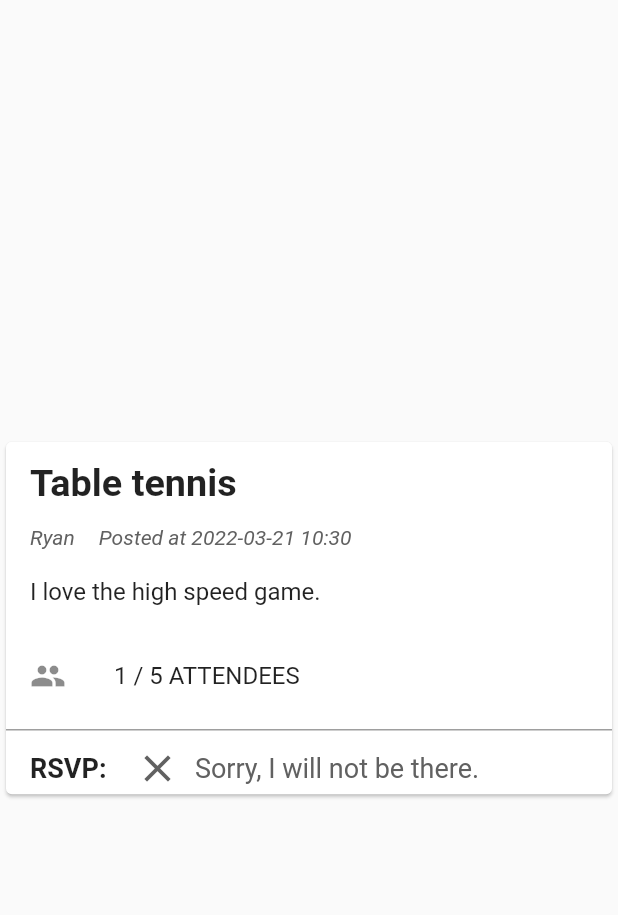
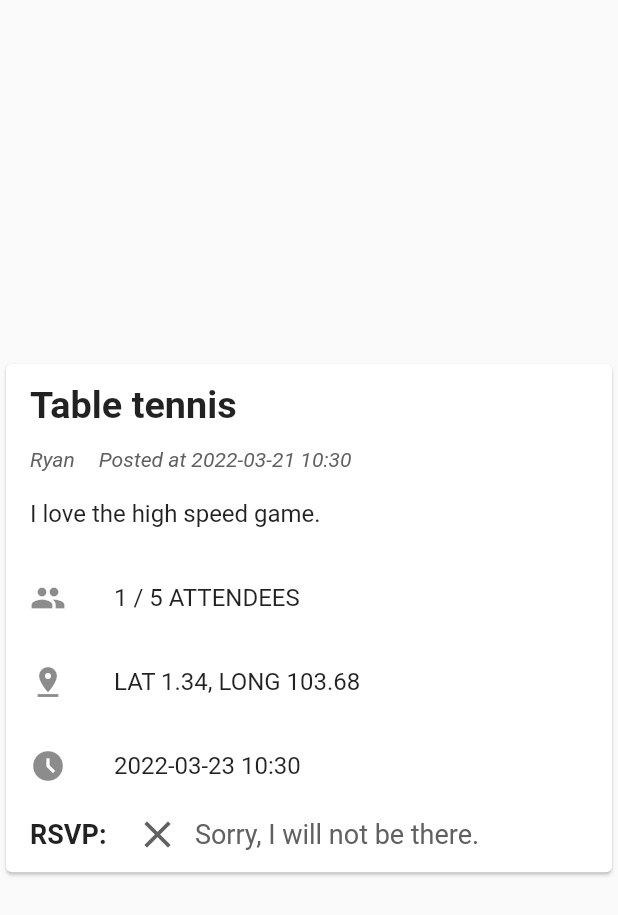
Before and after one commit to aura-cz2006/aura-app, a Flutter app: the DisplayFullMeetup widget shown alone on an empty page, opened directly with sample values from the repository, on a phone screen of 412 x 824 dp. Shown: the top 915 px of the screen. Run offline on Flutter 3.47's test engine with Material 2 defaults, Android fonts, the phone set to English and light mode, and no system bars; drawn by our look-alikes of like_button; our stand-ins replace flutter_speed_dial, latlong2.

Commit message:
meetup / manager / detailed view

```diff
--- a/lib/managers/meetup_manager.dart
+++ b/lib/managers/meetup_manager.dart
@@ -2,8 +2,6 @@ import 'package:aura/models/meetup.dart';
 import 'package:aura/models/user.dart';
 import 'package:aura/util/manager.dart';
 import 'package:latlong2/latlong.dart';
-
-
 
 class Meetup_Manager extends Manager {
   var meet_up_list = [
--- a/lib/models/meetup.dart
+++ b/lib/models/meetup.dart
@@ -1,5 +1,3 @@
-import 'dart:html';
-
 import 'package:aura/models/user.dart';
 import 'package:latlong2/latlong.dart';
 import 'package:aura/models/comment.dart';
@@ -15,6 +13,7 @@ class Meetup {
   int maxAttendees;
   List<User> rsvpAttendees = [];
   List<Comment> comments = [];
+  bool isCancelled = false;
 
   Meetup(this.timeOfMeetUp, this.location, this.ID, this.creator, this.maxAttendees, this.title, this.description, this.createdAt) {
     rsvpAttendees.add(creator);
@@ -39,4 +38,8 @@ class Meetup {
   bool isAttending(User user){
     return rsvpAttendees.contains(user);
   }
+
+  void cancelMeetup() {
+    isCancelled = true;
+  }
 }
--- a/lib/view/community/detailed_meetup_view.dart
+++ b/lib/view/community/detailed_meetup_view.dart
@@ -11,14 +11,15 @@ import 'package:like_button/like_button.dart';
 void main() {
   User user = User("USER_ID", "USERNAME");
   Meetup test = Meetup(
-      "This is the title of the meetup",
-      "This is the meetup description.",
-      DateTime.now(),
     DateTime(2022, 03, 20, 23, 59),
     LatLng(0, 0),
     "MEETUP_ID",
     user,
-      10);
+    10,
+    "This is the title of the meetup",
+    "This is the meetup description.",
+    DateTime.now(),
+  );
   for (int i = 0; i < 5; i += 1) {
     test.addComment(
         Comment("C1", user, DateTime.now(), "$i) This is a comment."));
@@ -71,7 +72,6 @@ class _DetailedMeetupViewState extends State<DetailedMeetupView> {
             DisplayFullMeetup(meetup: widget.meetup, currUser: widget.currUser),
             DisplayMeetupComments(comments: widget.meetup.comments)
           ])),
-          // CommentInputField(thread: widget.thread, currUser: widget.currUser),
           Row(children: [
             Expanded(
               child: TextField(
@@ -111,30 +111,6 @@ class _DetailedMeetupViewState extends State<DetailedMeetupView> {
   }
 }
 
-// class DisplayNumAttendees extends StatefulWidget {
-//   final Meetup meetup;
-//   const DisplayNumAttendees({Key? key, required this.meetup}) : super(key: key);
-//
-//   // void update() {
-//   //   setState((){}); // TODO NOW this needs to update after tap button
-//   // }
-//
-//   @override
-//   State<DisplayNumAttendees> createState() => _DisplayNumAttendeesState();
-// }
-//
-// class _DisplayNumAttendeesState extends State<DisplayNumAttendees> {
-//   @override
-//   Widget build(BuildContext context) {
-//     return ListTile(
-//       leading: const Icon(Icons.people),
-//       title: Text("${widget.meetup.currNumAttendees()} "
-//           "/ ${widget.meetup.maxAttendees} ATTENDEES"),
-//     );
-//   }
-// }
-
-
 class DisplayFullMeetup extends StatefulWidget {
   final Meetup meetup;
   final User currUser;
@@ -151,11 +127,13 @@ class _DisplayFullMeetupState extends State<DisplayFullMeetup> {
   // late Widget displayNumAttendees = DisplayNumAttendees(meetup: widget.meetup);
 
   Future<bool> _handleTapRSVP(bool isLiked) async {
+    setState(() {
       if (isLiked) {
         widget.meetup.removeRsvpAttendee(widget.currUser);
       } else {
         widget.meetup.addRsvpAttendee(widget.currUser);
       }
+    });
     return !isLiked;
   }
 
@@ -193,12 +171,18 @@ class _DisplayFullMeetupState extends State<DisplayFullMeetup> {
             title: Text("${widget.meetup.currNumAttendees()} "
                 "/ ${widget.meetup.maxAttendees} ATTENDEES"),
           ),
-          const Divider(
-            thickness: 1,
-            color: Colors.grey,
+          // const Divider(
+          //   thickness: 1,
+          //   color: Colors.grey,
+          // ),
+          ListTile( // TODO: display location address instead of coordinates
+            leading: const Icon(Icons.pin_drop),
+            title: Text("LAT ${widget.meetup.location.latitude}, LONG ${widget.meetup.location.longitude}"),
           ),
-          // TODO: add other meetup details as listtiles
-          // const SizedBox(height: 8),
+          ListTile(
+            leading: const Icon(Icons.access_time_filled),
+            title: Text(DateFormat('yyyy-MM-dd kk:mm').format(widget.meetup.timeOfMeetUp)),
+          ),
           Row(
             children: [
               const SizedBox(width: 16),
@@ -214,7 +198,8 @@ class _DisplayFullMeetupState extends State<DisplayFullMeetup> {
                     start: Colors.lightGreen, end: Colors.green),
                 bubblesColor: const BubblesColor(
                   dotPrimaryColor: Colors.lightGreenAccent,
-                  dotSecondaryColor: Colors.lightGreen, // TODO these colours kinda suck
+                  dotSecondaryColor:
+                      Colors.lightGreen, // TODO these colours kinda suck
                 ),
                 likeBuilder: (bool isLiked) {
                   return Icon(
@@ -227,19 +212,20 @@ class _DisplayFullMeetupState extends State<DisplayFullMeetup> {
                 countBuilder: (int? count, bool isLiked, String text) {
                   String? message;
                   var color;
-                  // setState(() { // TODO NOW: ERROR: setState() or markNeedsBuild() called during build.
                   color = isLiked ? Colors.green : Colors.grey[700];
                   message = " " +
                       (isLiked
                           ? "Yes, I will be there!"
                           : "Sorry, I will not be there.");
-                    // displayNumAttendees.update(); // TODO NOW fix update displaynumattendees
-                  // });
-                  return Text((message), style: TextStyle(color: color, fontSize: 18),);
+                  return Text(
+                    (message),
+                    style: TextStyle(color: color, fontSize: 18),
+                  );
                 },
               ),
             ],
-          )
+          ),
+          const SizedBox(height: 8),
         ]),
       ),
     );
```
Lines whose indentation alone changed are shown as unchanged.
